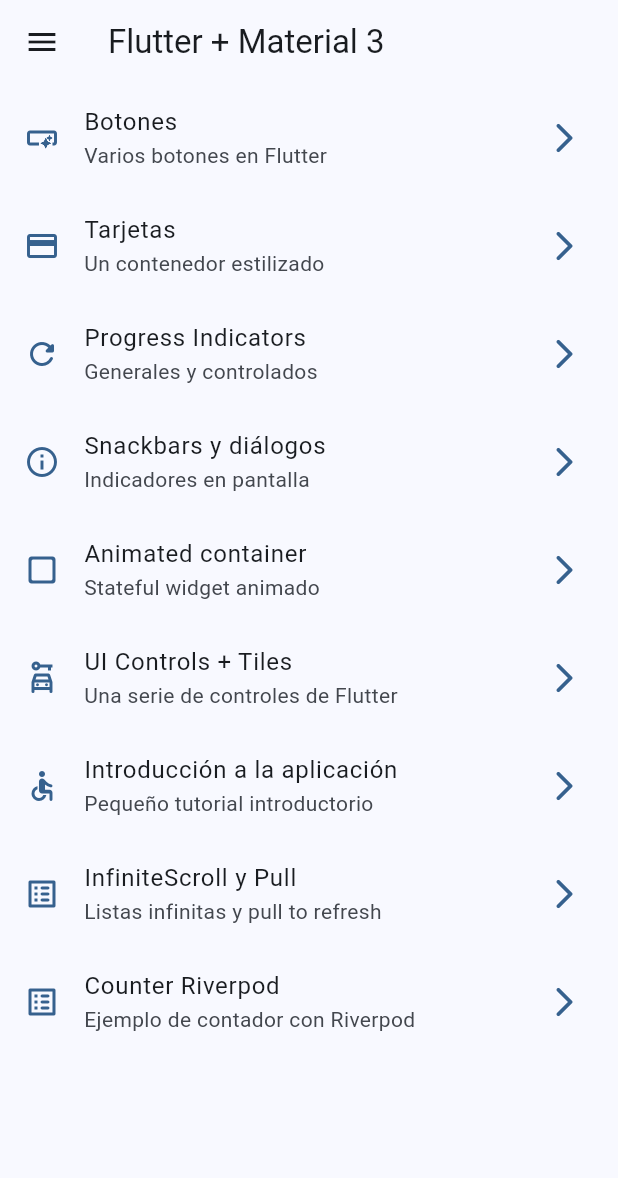
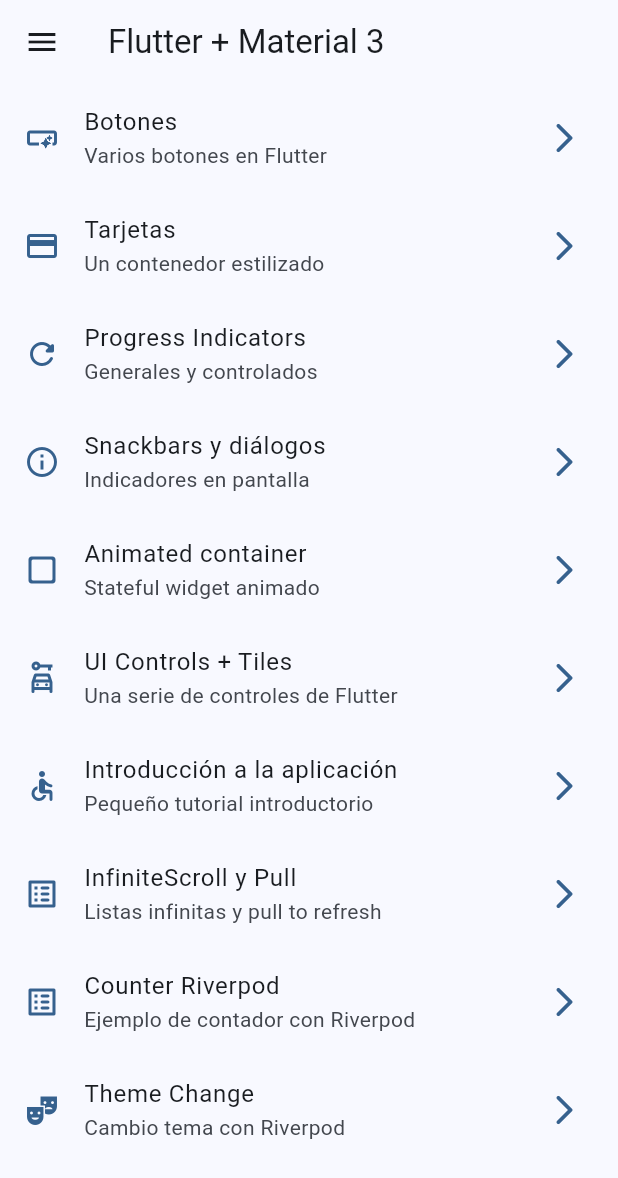
Before and after one commit to Ridley7/Riverpod-example, a Flutter app: the screen it shows after launch, on a phone screen of 412 x 824 dp. Shown: the top 1178 px of the screen. Run offline on Flutter 3.47's test engine with Material 3 defaults, Android fonts, the phone set to English and light mode, and no system bars; our stand-ins replace animate_do, flutter_riverpod, go_router.

Commit message:
Fin de ejemplo con Riverpod

```diff
--- a/lib/config/menu/menu_items.dart
+++ b/lib/config/menu/menu_items.dart
@@ -81,4 +81,11 @@ const appMenuItems = <MenuItem>[
       icon: Icons.list_alt_rounded
   ),
 
+  MenuItem(
+      title: 'Theme Change',
+      subTitle: 'Cambio tema con Riverpod',
+      link: '/change-theme',
+      icon: Icons.theater_comedy
+  ),
+
 ];
--- a/lib/config/router/app_router.dart
+++ b/lib/config/router/app_router.dart
@@ -65,5 +65,11 @@ final appRouter = GoRouter(
       name: ScreenCounter.name,
       builder: (context, state) => const ScreenCounter(),
     ),
+
+    GoRoute(
+        path: '/change-theme',
+      name: ThemeChangerScreen.name,
+      builder: (context, state) => const ThemeChangerScreen(),
+    )
   ],
 );
--- a/lib/config/theme/app_theme.dart
+++ b/lib/config/theme/app_theme.dart
@@ -17,19 +17,30 @@ const colorList = <Color>[
 class AppTheme {
 
   final int selectedColor;
+  final bool isDarkMode;
 
   AppTheme({
-    this.selectedColor = 0
+    this.selectedColor = 0,
+    this.isDarkMode = false,
   }): assert( selectedColor >= 0, 'Selected color must be greater then 0' ),
       assert( selectedColor < colorList.length,
         'Selected color must be less or equal than ${ colorList.length - 1 }');
 
   ThemeData getTheme() => ThemeData(
     useMaterial3: true,
+    brightness: isDarkMode ? Brightness.dark : Brightness.light,
     colorSchemeSeed: colorList[ selectedColor ],
     appBarTheme: const AppBarTheme(
       centerTitle: false
     ),
   );
 
+  AppTheme copyWith({
+        int? selectedColor,
+        bool? isDarkMode
+      }) => AppTheme(
+    selectedColor: selectedColor ?? this.selectedColor,
+    isDarkMode: isDarkMode ?? this.isDarkMode
+  );
+
 }
--- a/lib/main.dart
+++ b/lib/main.dart
@@ -2,6 +2,7 @@ import 'package:flutter/material.dart';
 import 'package:flutter_riverpod/flutter_riverpod.dart';
 import 'package:widgets_app/config/router/app_router.dart';
 import 'package:widgets_app/config/theme/app_theme.dart';
+import 'package:widgets_app/presentation/providers/theme_provider.dart';
 
 void main() {
   runApp(
@@ -11,16 +12,22 @@ void main() {
   );
 }
 
-class MainApp extends StatelessWidget {
+class MainApp extends ConsumerWidget {
   const MainApp({super.key});
 
   @override
-  Widget build(BuildContext context) {
+  Widget build(BuildContext context, WidgetRef ref) {
+
+    //final bool isDarkMode = ref.watch(isDarkModeProvider);
+    //final int selectedColor = ref.watch(selectedColorProvider);
+    final AppTheme appTheme = ref.watch(themeNotifierProvider);
+
     return MaterialApp.router(
       title: 'Flutter Widgets',
       routerConfig: appRouter,
       debugShowCheckedModeBanner: false,
-      theme: AppTheme(selectedColor: 0).getTheme(),
+      //theme: AppTheme(selectedColor: selectedColor, isDarkMode: isDarkMode).getTheme(),
+      theme: appTheme.getTheme()
     );
   }
 }
--- /dev/null
+++ b/lib/presentation/providers/theme_provider.dart
@@ -0,0 +1,27 @@
+
+import 'package:flutter_riverpod/flutter_riverpod.dart';
+import 'package:widgets_app/config/theme/app_theme.dart';
+
+final isDarkModeProvider = StateProvider<bool>((ref) => false);
+
+final colorThemeProvider = Provider((ref) => colorList);
+
+final selectedColorProvider = StateProvider<int>((ref) => 0);
+
+final themeNotifierProvider = StateNotifierProvider<ThemeNotifier, AppTheme>(
+        (ref) => ThemeNotifier()
+);
+
+
+class ThemeNotifier extends StateNotifier<AppTheme>{
+  ThemeNotifier() :super( AppTheme() );
+
+  void toggleDarkMode(){
+    state = state.copyWith(isDarkMode: !state.isDarkMode);
+  }
+
+  void changeColorIndex(int index){
+    state = state.copyWith(selectedColor: index);
+  }
+
+}
--- a/lib/presentation/screens/screens.dart
+++ b/lib/presentation/screens/screens.dart
@@ -1,4 +1,6 @@
 
+
+export 'package:widgets_app/presentation/screens/theme_changer/theme_changer_screen.dart';
 
 export 'package:widgets_app/presentation/screens/counter/screen_counter.dart';
 
```
Also changed, not shown: lib/presentation/screens/counter/screen_counter.dart (+11 -0 lines), lib/presentation/screens/theme_changer/theme_changer_screen.dart (added, +64 -0 lines).
